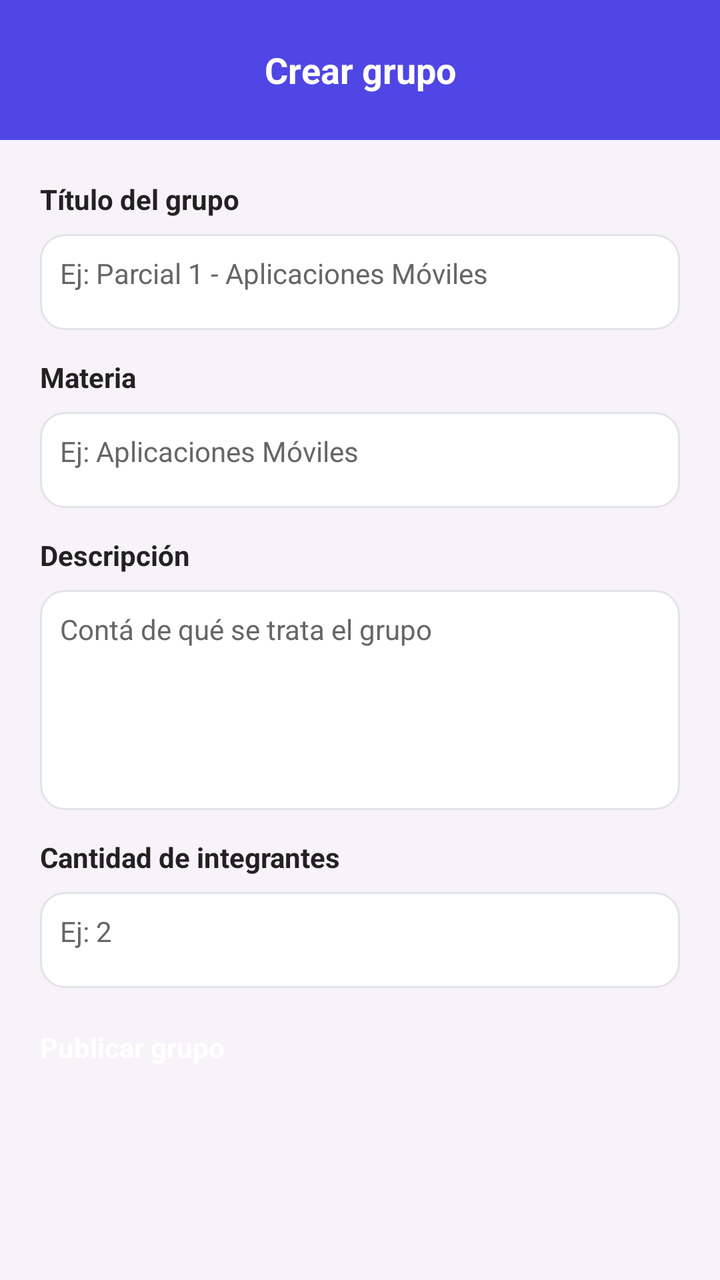
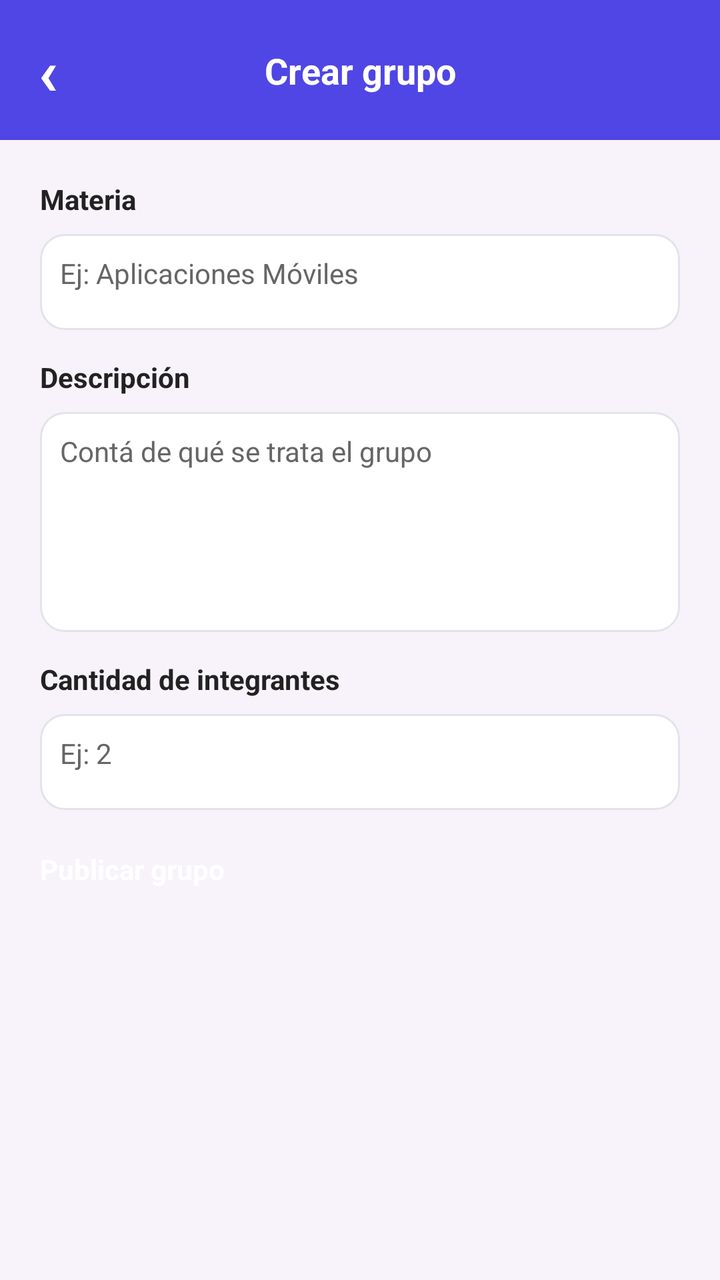

Two renders of the same Android screen: before a commit and after it. Below are the layout's source before the change and the commit's diff.
<!-- AndroidManifest.xml: application theme Theme.AppCampus -->
<!-- res/layout/activity_crear_grupo.xml -->
<?xml version="1.0" encoding="utf-8"?>
<androidx.constraintlayout.widget.ConstraintLayout
    xmlns:android="http://schemas.android.com/apk/res/android"
    xmlns:app="http://schemas.android.com/apk/res-auto"
    xmlns:tools="http://schemas.android.com/tools"
    android:id="@+id/main"
    android:layout_width="match_parent"
    android:layout_height="match_parent"
    android:background="@color/colorBackground"
    tools:context=".CrearGrupoActivity">

    <TextView
        android:id="@+id/tituloCrearGrupo"
        android:layout_width="0dp"
        android:layout_height="@dimen/topbar_height"
        android:background="@color/colorPrimary"
        android:gravity="center"
        android:text="@string/titulo_crear_grupo"
        android:textColor="@color/textWhite"
        android:textSize="@dimen/text_title"
        android:textStyle="bold"
        app:layout_constraintTop_toTopOf="parent"
        app:layout_constraintStart_toStartOf="parent"
        app:layout_constraintEnd_toEndOf="parent" />

    <ScrollView
        android:id="@+id/scrollFormularioGrupo"
        android:layout_width="0dp"
        android:layout_height="0dp"
        android:paddingStart="@dimen/margin_screen"
        android:paddingEnd="@dimen/margin_screen"
        android:paddingTop="@dimen/space_lg"
        android:paddingBottom="@dimen/space_lg"
        app:layout_constraintTop_toBottomOf="@id/tituloCrearGrupo"
        app:layout_constraintBottom_toBottomOf="parent"
        app:layout_constraintStart_toStartOf="parent"
        app:layout_constraintEnd_toEndOf="parent">

        <LinearLayout
            android:id="@+id/contenedorFormularioGrupo"
            android:layout_width="match_parent"
            android:layout_height="wrap_content"
            android:orientation="vertical">

            <TextView
                android:id="@+id/labelTituloGrupo"
                android:layout_width="match_parent"
                android:layout_height="wrap_content"
                android:text="@string/label_titulo_grupo"
                android:textColor="@color/textPrimary"
                android:textSize="@dimen/text_regular"
                android:textStyle="bold" />

            <EditText
                android:id="@+id/inputTituloGrupo"
                android:layout_width="match_parent"
                android:layout_height="@dimen/input_height"
                android:layout_marginTop="@dimen/space_sm"
                android:layout_marginBottom="@dimen/form_field_margin"
                android:background="@drawable/bg_input"
                android:hint="@string/hint_titulo_grupo"
                android:inputType="text"
                android:padding="@dimen/padding_small"
                android:textColor="@color/textPrimary"
                android:textColorHint="@color/textSecondary"
                android:textSize="@dimen/text_regular" />

            <TextView
                android:id="@+id/labelMateriaGrupo"
                android:layout_width="match_parent"
                android:layout_height="wrap_content"
                android:text="@string/label_materia_grupo"
                android:textColor="@color/textPrimary"
                android:textSize="@dimen/text_regular"
                android:textStyle="bold" />

            <EditText
                android:id="@+id/inputMateriaGrupo"
                android:layout_width="match_parent"
                android:layout_height="@dimen/input_height"
                android:layout_marginTop="@dimen/space_sm"
                android:layout_marginBottom="@dimen/form_field_margin"
                android:background="@drawable/bg_input"
                android:hint="@string/hint_materia_grupo"
                android:inputType="text"
                android:padding="@dimen/padding_small"
                android:textColor="@color/textPrimary"
                android:textColorHint="@color/textSecondary"
                android:textSize="@dimen/text_regular" />

            <TextView
                android:id="@+id/labelDescripcionGrupo"
                android:layout_width="match_parent"
                android:layout_height="wrap_content"
                android:text="@string/label_descripcion_grupo"
                android:textColor="@color/textPrimary"
                android:textSize="@dimen/text_regular"
                android:textStyle="bold" />

            <EditText
                android:id="@+id/inputDescripcionGrupo"
                android:layout_width="match_parent"
                android:layout_height="110dp"
                android:layout_marginTop="@dimen/space_sm"
                android:layout_marginBottom="@dimen/form_field_margin"
                android:background="@drawable/bg_input"
                android:gravity="top"
                android:hint="@string/hint_descripcion_grupo"
                android:inputType="textMultiLine"
                android:minLines="3"
                android:padding="@dimen/padding_small"
                android:textColor="@color/textPrimary"
                android:textColorHint="@color/textSecondary"
                android:textSize="@dimen/text_regular" />

            <TextView
                android:id="@+id/labelIntegrantesGrupo"
                android:layout_width="match_parent"
                android:layout_height="wrap_content"
                android:text="@string/label_integrantes_grupo"
                android:textColor="@color/textPrimary"
                android:textSize="@dimen/text_regular"
                android:textStyle="bold" />

            <EditText
                android:id="@+id/inputIntegrantesGrupo"
                android:layout_width="match_parent"
                android:layout_height="@dimen/input_height"
                android:layout_marginTop="@dimen/space_sm"
                android:layout_marginBottom="@dimen/space_lg"
                android:background="@drawable/bg_input"
                android:hint="@string/hint_integrantes_grupo"
                android:inputType="number"
                android:padding="@dimen/padding_small"
                android:textColor="@color/textPrimary"
                android:textColorHint="@color/textSecondary"
                android:textSize="@dimen/text_regular" />

            <Button
                android:id="@+id/btnPublicarGrupo"
                android:layout_width="@dimen/button_width"
                android:layout_height="@dimen/button_height"
                android:layout_gravity="center_horizontal"
                android:background="@drawable/bg_button"
                android:backgroundTint="@null"
                android:text="@string/publicar_grupo"
                android:textAllCaps="false"
                android:textColor="@color/textWhite"
                android:textSize="@dimen/text_regular"
                android:textStyle="bold" />

        </LinearLayout>
    </ScrollView>

</androidx.constraintlayout.widget.ConstraintLayout>
<!-- resources referenced by this layout -->
<resources>
  <color name="colorBackground">#F8F3FA</color>
  <color name="colorPrimary">#4F46E5</color>
  <color name="textPrimary">#222222</color>
  <color name="textSecondary">#666666</color>
  <color name="textWhite">#FFFFFF</color>
  <dimen name="button_height">46dp</dimen>
  <dimen name="button_width">320dp</dimen>
  <dimen name="form_field_margin">14dp</dimen>
  <dimen name="input_height">48dp</dimen>
  <dimen name="margin_screen">20dp</dimen>
  <dimen name="padding_small">10dp</dimen>
  <dimen name="space_lg">20dp</dimen>
  <dimen name="space_sm">8dp</dimen>
  <dimen name="text_regular">14sp</dimen>
  <dimen name="text_title">18sp</dimen>
  <dimen name="topbar_height">70dp</dimen>
  <!-- drawable bg_input (drawable) -->
  <?xml version="1.0" encoding="utf-8"?>
  <shape xmlns:android="http://schemas.android.com/apk/res/android">
      <solid android:color="@color/cardBackground" />
      <corners android:radius="@dimen/card_radius" />
      <stroke
          android:width="@dimen/border_width"
          android:color="@color/cardBorder" />
  </shape>
  <string name="hint_descripcion_grupo">Contá de qué se trata el grupo</string>
  <string name="hint_integrantes_grupo">Ej: 2</string>
  <string name="hint_materia_grupo">Ej: Aplicaciones Móviles</string>
  <string name="hint_titulo_grupo">Ej: Parcial 1 - Aplicaciones Móviles</string>
  <string name="label_descripcion_grupo">Descripción</string>
  <string name="label_integrantes_grupo">Cantidad de integrantes</string>
  <string name="label_materia_grupo">Materia</string>
  <string name="label_titulo_grupo">Título del grupo</string>
  <string name="publicar_grupo">Publicar grupo</string>
  <string name="titulo_crear_grupo">Crear grupo</string>
  <color name="cardBackground">#FFFFFF</color>
  <dimen name="card_radius">12dp</dimen>
  <dimen name="border_width">1dp</dimen>
  <color name="cardBorder">#E1E4EA</color>
</resources>

<!-- the commit's change to res/layout/activity_crear_grupo.xml (unified diff, before → after) -->
@@ -1,27 +1,50 @@
 <?xml version="1.0" encoding="utf-8"?>
 <androidx.constraintlayout.widget.ConstraintLayout
+    android:id="@+id/main"
     xmlns:android="http://schemas.android.com/apk/res/android"
     xmlns:app="http://schemas.android.com/apk/res-auto"
     xmlns:tools="http://schemas.android.com/tools"
-    android:id="@+id/main"
     android:layout_width="match_parent"
     android:layout_height="match_parent"
     android:background="@color/colorBackground"
     tools:context=".CrearGrupoActivity">
 
-    <TextView
-        android:id="@+id/tituloCrearGrupo"
+    <androidx.constraintlayout.widget.ConstraintLayout
+        android:id="@+id/headerCrearGrupo"
         android:layout_width="0dp"
         android:layout_height="@dimen/topbar_height"
         android:background="@color/colorPrimary"
-        android:gravity="center"
-        android:text="@string/titulo_crear_grupo"
-        android:textColor="@color/textWhite"
-        android:textSize="@dimen/text_title"
-        android:textStyle="bold"
         app:layout_constraintTop_toTopOf="parent"
         app:layout_constraintStart_toStartOf="parent"
-        app:layout_constraintEnd_toEndOf="parent" />
+        app:layout_constraintEnd_toEndOf="parent">
+
+        <TextView
+            android:id="@+id/btnVolverCrearGrupo"
+            android:layout_width="48dp"
+            android:layout_height="match_parent"
+            android:gravity="center"
+            android:text="‹"
+            android:textColor="@color/textWhite"
+            android:textSize="32sp"
+            android:textStyle="bold"
+            app:layout_constraintStart_toStartOf="parent"
+            app:layout_constraintTop_toTopOf="parent"
+            app:layout_constraintBottom_toBottomOf="parent" />
+
+        <TextView
+            android:id="@+id/tituloCrearGrupo"
+            android:layout_width="wrap_content"
+            android:layout_height="wrap_content"
+            android:text="@string/titulo_crear_grupo"
+            android:textColor="@color/textWhite"
+            android:textSize="@dimen/text_title"
+            android:textStyle="bold"
+            app:layout_constraintTop_toTopOf="parent"
+            app:layout_constraintBottom_toBottomOf="parent"
+            app:layout_constraintStart_toStartOf="parent"
+            app:layout_constraintEnd_toEndOf="parent" />
+
+    </androidx.constraintlayout.widget.ConstraintLayout>
 
     <ScrollView
         android:id="@+id/scrollFormularioGrupo"
@@ -31,7 +54,7 @@
         android:paddingEnd="@dimen/margin_screen"
         android:paddingTop="@dimen/space_lg"
         android:paddingBottom="@dimen/space_lg"
-        app:layout_constraintTop_toBottomOf="@id/tituloCrearGrupo"
+        app:layout_constraintTop_toBottomOf="@id/headerCrearGrupo"
         app:layout_constraintBottom_toBottomOf="parent"
         app:layout_constraintStart_toStartOf="parent"
         app:layout_constraintEnd_toEndOf="parent">
@@ -41,29 +64,6 @@
             android:layout_width="match_parent"
             android:layout_height="wrap_content"
             android:orientation="vertical">
-
-            <TextView
-                android:id="@+id/labelTituloGrupo"
-                android:layout_width="match_parent"
-                android:layout_height="wrap_content"
-                android:text="@string/label_titulo_grupo"
-                android:textColor="@color/textPrimary"
-                android:textSize="@dimen/text_regular"
-                android:textStyle="bold" />
-
-            <EditText
-                android:id="@+id/inputTituloGrupo"
-                android:layout_width="match_parent"
-                android:layout_height="@dimen/input_height"
-                android:layout_marginTop="@dimen/space_sm"
-                android:layout_marginBottom="@dimen/form_field_margin"
-                android:background="@drawable/bg_input"
-                android:hint="@string/hint_titulo_grupo"
-                android:inputType="text"
-                android:padding="@dimen/padding_small"
-                android:textColor="@color/textPrimary"
-                android:textColorHint="@color/textSecondary"
-                android:textSize="@dimen/text_regular" />
 
             <TextView
                 android:id="@+id/labelMateriaGrupo"
@@ -150,6 +150,7 @@
                 android:textStyle="bold" />
 
         </LinearLayout>
+
     </ScrollView>
 
 </androidx.constraintlayout.widget.ConstraintLayout>
<!-- resource entries referenced after the edit -->
@@ -28,11 +28,9 @@
   <string name="hint_descripcion_grupo">Contá de qué se trata el grupo</string>
   <string name="hint_integrantes_grupo">Ej: 2</string>
   <string name="hint_materia_grupo">Ej: Aplicaciones Móviles</string>
-  <string name="hint_titulo_grupo">Ej: Parcial 1 - Aplicaciones Móviles</string>
   <string name="label_descripcion_grupo">Descripción</string>
   <string name="label_integrantes_grupo">Cantidad de integrantes</string>
   <string name="label_materia_grupo">Materia</string>
-  <string name="label_titulo_grupo">Título del grupo</string>
   <string name="publicar_grupo">Publicar grupo</string>
   <string name="titulo_crear_grupo">Crear grupo</string>
   <color name="cardBackground">#FFFFFF</color>
